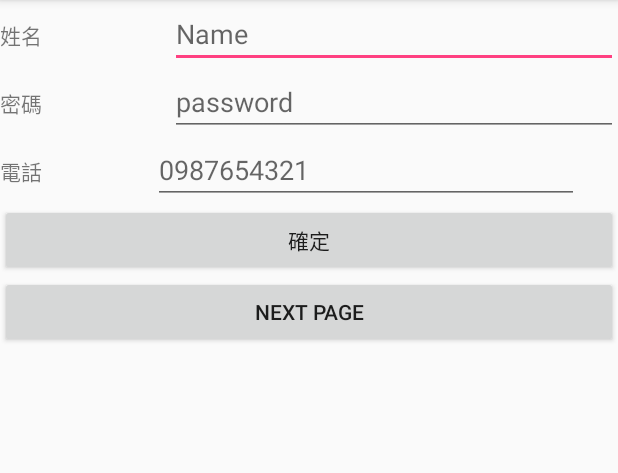
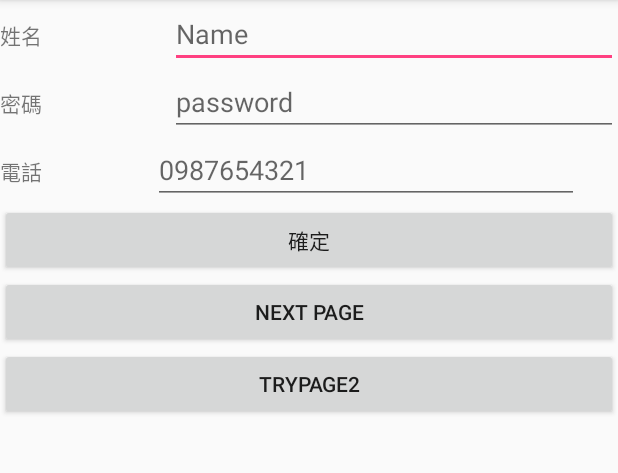
Before and after one commit to Jian-Ci-En/0717test, an Android app: the screen it shows after launch (MainActivity), on a phone screen of 412 x 824 dp, the part 84-557 px from its top. Run offline under Robolectric (Android 15) with nearby library versions, the phone set to English and light mode, and no system bars.

```diff
--- a/app/build.gradle
+++ b/app/build.gradle
@@ -19,7 +19,7 @@ android {
 }
 
 dependencies {
-    implementation fileTree(dir: 'libs', include: ['*.jar'])
+    implementation fileTree(include: ['*.jar'], dir: 'libs')
     implementation 'com.android.support:appcompat-v7:26.1.0'
     implementation 'com.android.support.constraint:constraint-layout:1.0.2'
     testImplementation 'junit:junit:4.12'
--- a/app/src/main/AndroidManifest.xml
+++ b/app/src/main/AndroidManifest.xml
@@ -16,7 +16,8 @@
                 <category android:name="android.intent.category.LAUNCHER" />
             </intent-filter>
         </activity>
-        <activity android:name=".Main2Activity"></activity>
+        <activity android:name=".Main2Activity" />
+        <activity android:name=".Main3Activity"></activity>
     </application>
 
 </manifest>
--- a/app/src/main/java/com/example/user/myapplication/MainActivity.java
+++ b/app/src/main/java/com/example/user/myapplication/MainActivity.java
@@ -14,12 +14,14 @@ public class MainActivity extends AppCompatActivity {
     EditText name,password,phone;
     TextView txv;
     private Button button;
-    String test2="測試 reset";
+
 
     @Override
     protected void onCreate(Bundle savedInstanceState) {
         super.onCreate(savedInstanceState);
         setContentView(R.layout.activity_main);
+
+
 
         name=(EditText)findViewById(R.id.name);
         password=(EditText)findViewById(R.id.password);
@@ -27,9 +29,9 @@ public class MainActivity extends AppCompatActivity {
         txv=(TextView)findViewById(R.id.txv);
 
        button = (Button) findViewById(R.id.button);
-       Button nextpagebtn=(Button)findViewById(R.id.button);
+       /* Button nextpagebtn=(Button)findViewById(R.id.button);
 
-        nextpagebtn.setOnClickListener(new View.OnClickListener(){
+       nextpagebtn.setOnClickListener(new View.OnClickListener(){
             @Override
             public void onClick(View view) {
                Intent intent=new Intent();
@@ -37,10 +39,18 @@ public class MainActivity extends AppCompatActivity {
                startActivity(intent);
 
            }
-       });
+       });*/
+
 
     }
-    public void onclick(View v)
+
+    public void gotopage2(View v){
+        Intent it=new Intent(this,Main2Activity.class);
+        startActivity(it);
+    }
+
+
+   public void onclick(View v)
     {
         txv.setText(name.getText().toString()+"的電話是"+phone.getText());
     }
--- a/app/src/main/res/layout/activity_main.xml
+++ b/app/src/main/res/layout/activity_main.xml
@@ -18,7 +18,7 @@
             android:layout_width="wrap_content"
             android:layout_height="wrap_content"
             android:layout_weight="1"
-            android:text="姓名" />
+            android:text="@string/nam" />
 
         <EditText
             android:id="@+id/name"
@@ -41,7 +41,7 @@
             android:layout_width="wrap_content"
             android:layout_height="wrap_content"
             android:layout_weight="1"
-            android:text="密碼" />
+            android:text="@string/key" />
 
         <EditText
             android:id="@+id/password"
@@ -64,7 +64,7 @@
             android:layout_width="102dp"
             android:layout_height="wrap_content"
             android:layout_weight="1"
-            android:text="電話" />
+            android:text="@string/phonename" />
 
         <EditText
             android:id="@+id/phone"
@@ -81,14 +81,21 @@
         android:layout_width="match_parent"
         android:layout_height="wrap_content"
         android:onClick="onclick"
-        android:text="確定"
+        android:text="@string/surebtn"
         tools:ignore="OnClick" />
 
     <Button
         android:id="@+id/button"
         android:layout_width="match_parent"
         android:layout_height="wrap_content"
-        android:text="next page" />
+        android:text="@string/nextpage" />
+
+    <Button
+        android:id="@+id/button4"
+        android:layout_width="match_parent"
+        android:layout_height="wrap_content"
+        android:onClick="gotopage2"
+        android:text="trypage2" />
 
     <TextView
         android:id="@+id/txv"
--- a/app/src/main/res/values/strings.xml
+++ b/app/src/main/res/values/strings.xml
@@ -1,11 +1,20 @@
-<resources>
+<resources xmlns:tools="http://schemas.android.com/tools">
     <string name="app_name">My Application</string>
-    <string name="button">Button</string>
+    <string name="button1" tools:ignore="DuplicateDefinition">Button</string>
     <string name="kkbox">kkbox</string>
-    <string name="textview">TextView</string>
+    <string name="textview1">TextView</string>
     <string name="sure">Sure</string>
     <string name="e_mail">E-mail</string>
     <string name="name">Name</string>
     <string name="password">password</string>
     <string name="_0987654321">0987654321</string>
+    <string name="button2">Button</string>
+    <string name="textview2">TextView</string>
+    <string name="text">訊息</string>
+    <string name="btn">回主頁</string>
+    <string name="nam">姓名</string>
+    <string name="key">密碼</string>
+    <string name="surebtn">確定</string>
+    <string name="phonename">電話</string>
+    <string name="nextpage">next page</string>
 </resources>
--- a/build.gradle
+++ b/build.gradle
@@ -7,7 +7,7 @@ buildscript {
         jcenter()
     }
     dependencies {
-        classpath 'com.android.tools.build:gradle:3.1.3'
+        classpath "com.android.tools.build:gradle:3.1.3"
 
 
         // NOTE: Do not place your application dependencies here; they belong
--- a/gradle.properties
+++ b/gradle.properties
@@ -1,3 +1,4 @@
+
 # Project-wide Gradle settings.
 
 # IDE (e.g. Android Studio) users:
```
Also changed, not shown: app/src/main/java/com/example/user/myapplication/Main2Activity.java (+26 -0 lines), app/src/main/java/com/example/user/myapplication/Main3Activity.java (added, +44 -0 lines), app/src/main/res/layout/activity_main2.xml (+11 -2 lines), app/src/main/res/layout/activity_main3.xml (added, +77 -0 lines), gradle/wrapper/gradle-wrapper.properties.
